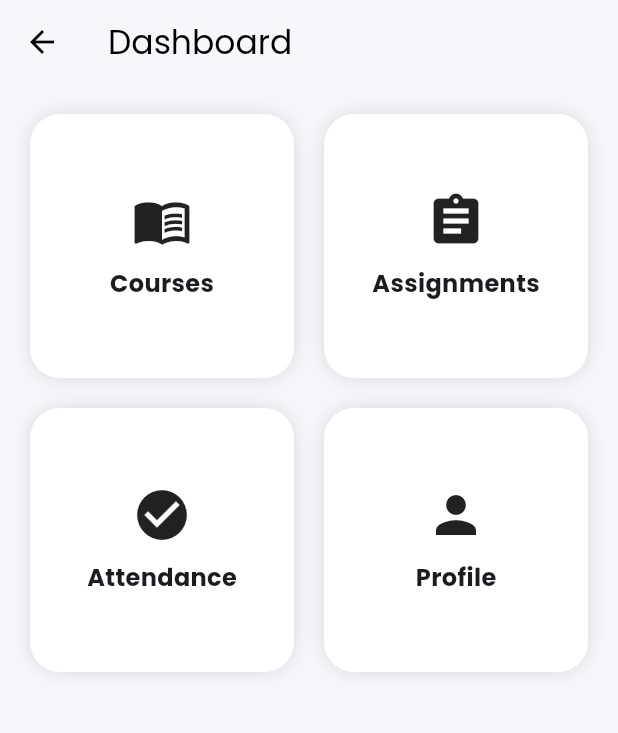
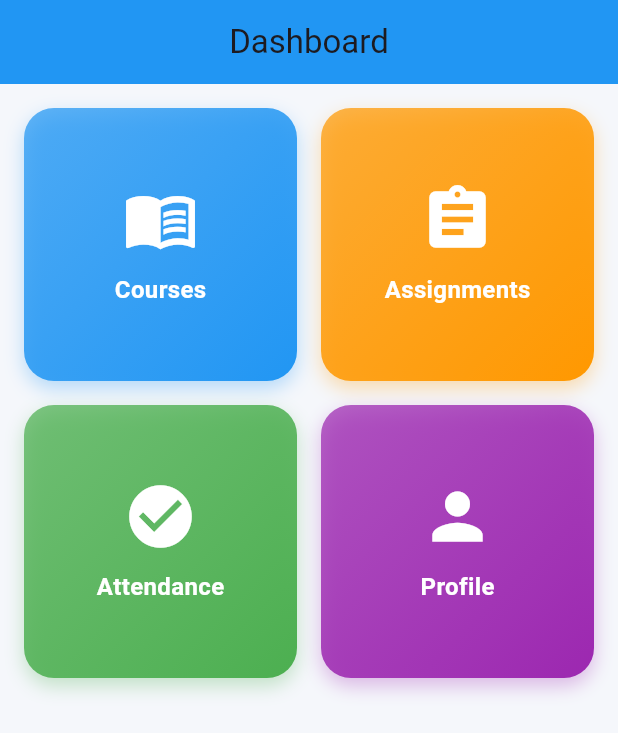
Before and after one commit to SiddhantShedge45/OnlineLearning_FlutterAPP, a Flutter app: the Dashboard screen opened directly, on a phone screen of 412 x 824 dp. Shown: the top 733 px of the screen. Run offline on Flutter 3.47's test engine with Material 3 defaults, Android fonts, the phone set to English and light mode, and no system bars; our stand-ins replace cloud_firestore, firebase_auth, firebase_core, google_fonts, youtube_player_flutter; accounts and stored records are empty.

```diff
--- a/lib/features/home/screens/dashboard.dart
+++ b/lib/features/home/screens/dashboard.dart
@@ -1,32 +1,66 @@
 import 'package:flutter/material.dart';
+import 'package:cloud_firestore/cloud_firestore.dart';
+
 import '../../courses/screens/courses_screen.dart';
 import '../../assignments/screens/assignment_screen.dart';
 import '../../attendance/screens/attendance_screen.dart';
 import '../../profile/profile_screen.dart';
 
-class Dashboard extends StatelessWidget {
+class Dashboard extends StatefulWidget {
   const Dashboard({super.key});
 
   @override
+  State<Dashboard> createState() => _DashboardState();
+}
+
+class _DashboardState extends State<Dashboard> {
+
+  @override
+  void initState() {
+    super.initState();
+    testFirebase();
+  }
+
+  void testFirebase() async {
+    try {
+      await FirebaseFirestore.instance.collection('test').add({
+        'message': 'Firebase Connected',
+        'time': DateTime.now(),
+      });
+
+      print("✅ Firebase Working");
+    } catch (e) {
+      print("❌ Firebase Error: $e");
+    }
+  }
+
+  @override
   Widget build(BuildContext context) {
+    return Scaffold(
 
-    return Scaffold(
+      backgroundColor: const Color(0xFFF5F7FB), // 🔥 light background
 
       appBar: AppBar(
         title: const Text("Dashboard"),
+        centerTitle: true,
+        elevation: 0,
+        backgroundColor: Colors.blue,
       ),
 
-      body: GridView.count(
+      body: Padding(
+        padding: const EdgeInsets.all(16),
+
+        child: GridView.count(
           crossAxisCount: 2,
-        padding: const EdgeInsets.all(20),
-        crossAxisSpacing: 20,
-        mainAxisSpacing: 20,
+          crossAxisSpacing: 16,
+          mainAxisSpacing: 16,
 
           children: [
 
             DashboardCard(
               title: "Courses",
               icon: Icons.menu_book,
+              color: Colors.blue,
               onTap: (){
                 Navigator.push(
                   context,
@@ -40,6 +74,7 @@ class Dashboard extends StatelessWidget {
             DashboardCard(
               title: "Assignments",
               icon: Icons.assignment,
+              color: Colors.orange,
               onTap: (){
                 Navigator.push(
                   context,
@@ -53,6 +88,7 @@ class Dashboard extends StatelessWidget {
             DashboardCard(
               title: "Attendance",
               icon: Icons.check_circle,
+              color: Colors.green,
               onTap: (){
                 Navigator.push(
                   context,
@@ -66,6 +102,7 @@ class Dashboard extends StatelessWidget {
             DashboardCard(
               title: "Profile",
               icon: Icons.person,
+              color: Colors.purple,
               onTap: (){
                 Navigator.push(
                   context,
@@ -78,6 +115,7 @@ class Dashboard extends StatelessWidget {
 
           ],
         ),
+      ),
     );
   }
 }
@@ -86,12 +124,14 @@ class DashboardCard extends StatelessWidget {
 
   final String title;
   final IconData icon;
+  final Color color;
   final VoidCallback onTap;
 
   const DashboardCard({
     super.key,
     required this.title,
     required this.icon,
+    required this.color,
     required this.onTap,
   });
 
@@ -99,36 +139,38 @@ class DashboardCard extends StatelessWidget {
   Widget build(BuildContext context) {
 
     return InkWell(
-
       onTap: onTap,
-
       borderRadius: BorderRadius.circular(20),
 
       child: Container(
-
         decoration: BoxDecoration(
+          gradient: LinearGradient( // 🔥 gradient added
+            colors: [color.withOpacity(0.7), color],
+            begin: Alignment.topLeft,
+            end: Alignment.bottomRight,
+          ),
           borderRadius: BorderRadius.circular(20),
-          color: Colors.white,
-          boxShadow: const [
+          boxShadow: [
             BoxShadow(
+              color: color.withOpacity(0.3),
               blurRadius: 10,
-              color: Colors.black12,
+              offset: const Offset(0, 5),
             )
           ],
         ),
 
         child: Column(
           mainAxisAlignment: MainAxisAlignment.center,
-
           children: [
 
-            Icon(icon, size: 40),
+            Icon(icon, size: 50, color: Colors.white),
 
             const SizedBox(height: 10),
 
             Text(
               title,
               style: const TextStyle(
+                color: Colors.white,
                 fontWeight: FontWeight.bold,
                 fontSize: 16,
               ),
--- a/pubspec.yaml
+++ b/pubspec.yaml
@@ -36,6 +36,10 @@ dependencies:
   cupertino_icons: ^1.0.8
   google_fonts: ^6.2.1
   youtube_player_flutter: ^9.0.1
+  firebase_core: ^3.6.0
+  cloud_firestore: ^5.4.0
+  firebase_auth: ^5.7.0
+
 
 dev_dependencies:
   flutter_test:
```
Also changed, not shown: lib/app/app.dart (+2 -5 lines), lib/features/admin/admin_panel.dart (added, +34 -0 lines), lib/features/auth/screens/login_screen.dart (+49 -62 lines), lib/features/courses/screens/courses_screen.dart (+96 -35 lines), lib/features/courses/screens/video_player_screen.dart (+44 -11 lines), lib/main.dart (+6 -1 lines), pubspec.lock, 6 other files. Lines whose indentation alone changed are shown as unchanged.
